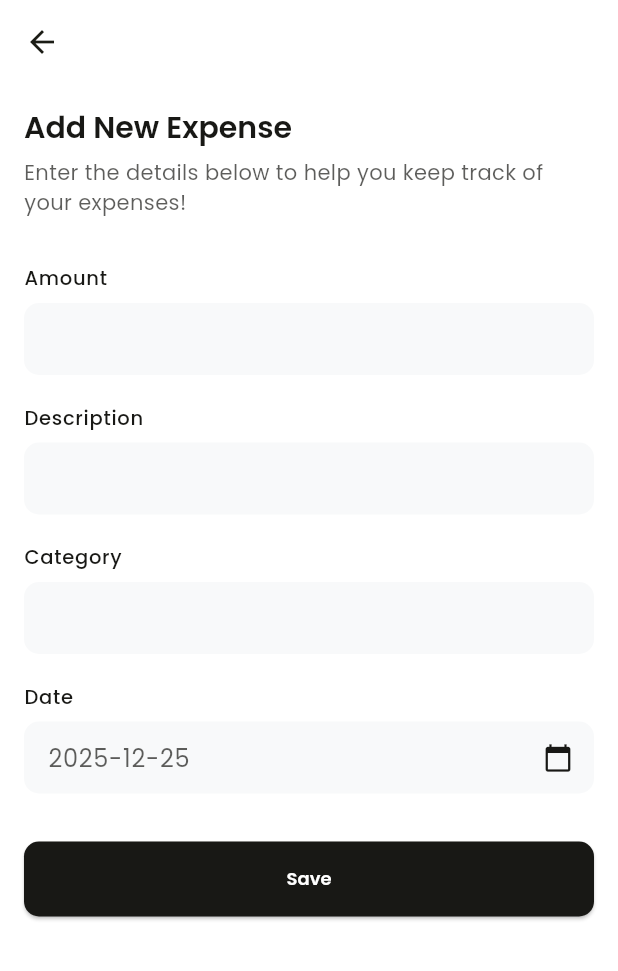
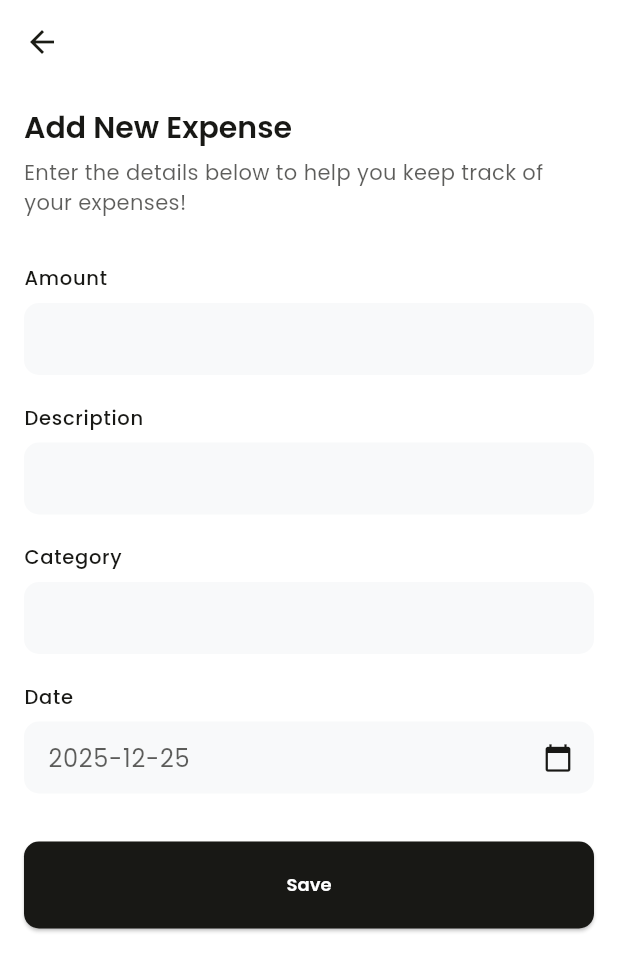
Before and after one commit to attaryu/expense_tracker, a Flutter app: the screen it shows after launch, after a tap on the "add" icon, on a phone screen of 412 x 824 dp. Shown: the top 971 px of the screen. Run offline on Flutter 3.47's test engine with Material 3 defaults, Android fonts, the phone set to English and light mode, and no system bars; our stand-ins replace google_fonts.

Commit message:
fix: increase padding for elevated buttons and extend snackbar duration

```diff
--- a/lib/core/themes/default.dart
+++ b/lib/core/themes/default.dart
@@ -95,7 +95,7 @@ ThemeData buildTheme() {
           fontWeight: FontWeight.w600,
         ),
         shape: RoundedRectangleBorder(borderRadius: BorderRadius.circular(10)),
-        padding: const EdgeInsets.all(16),
+        padding: const EdgeInsets.all(20),
       ),
     ),
     toggleButtonsTheme: ToggleButtonsThemeData(
--- a/lib/screens/add_expense_screen.dart
+++ b/lib/screens/add_expense_screen.dart
@@ -232,7 +232,7 @@ class _AddExpenseScreenState extends State<AddExpenseScreen> {
                     ScaffoldMessenger.of(context).showSnackBar(
                       SnackBar(
                         content: Text('Expense Saved'),
-                        duration: Duration(seconds: 1),
+                        duration: Duration(seconds: 3),
                       ),
                     );
 
```
